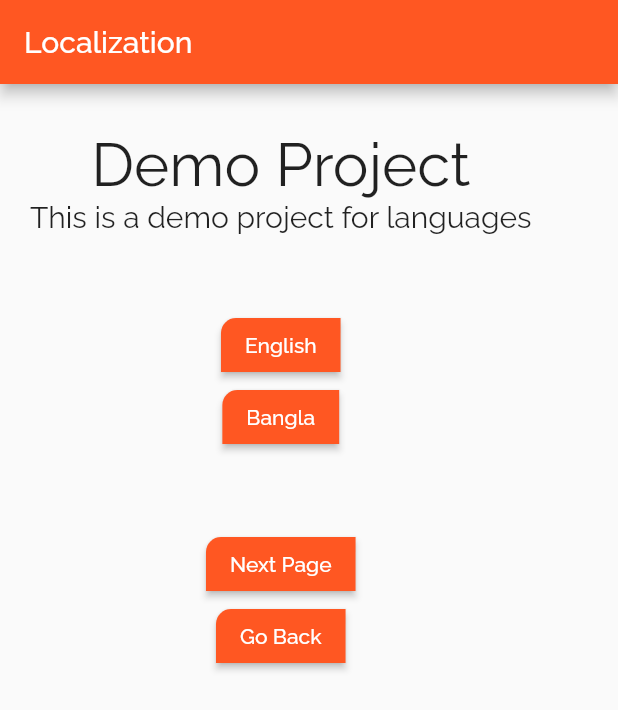
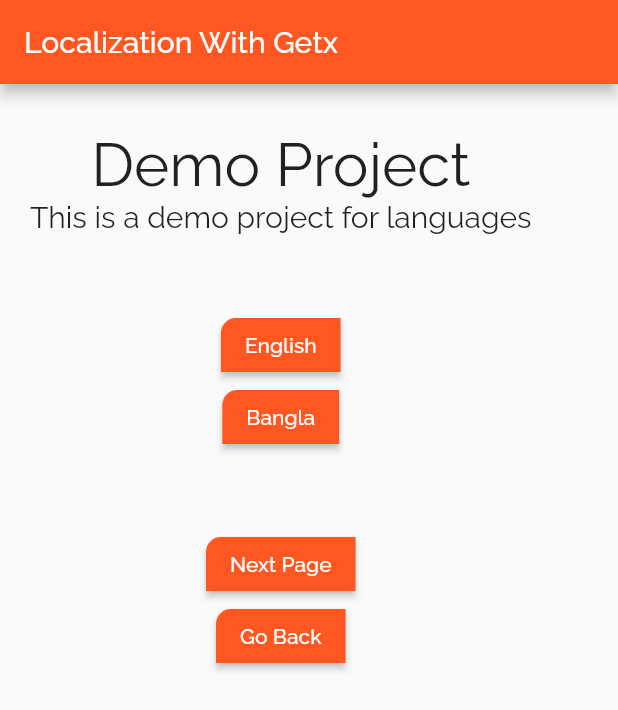
Before and after one commit to masumrahman0/user_input_form_validation, a Flutter app: the Pagethree screen opened by its route, on a phone screen of 412 x 824 dp. Shown: the top 710 px of the screen. Run offline on Flutter 3.47's test engine with Material 2 defaults, Android fonts, the phone set to English and light mode, and no system bars; our stand-ins replace get, google_fonts, lottie.

Commit message:
First Commit

```diff
--- a/lib/pagethree.dart
+++ b/lib/pagethree.dart
@@ -10,7 +10,7 @@ class Pagethree extends StatelessWidget {
       appBar: AppBar(
         automaticallyImplyLeading: false,
         title: Text(
-          "Localization",
+          "Localization With Getx",
           style: TextStyle(
             fontSize: 20,
           ),
```
